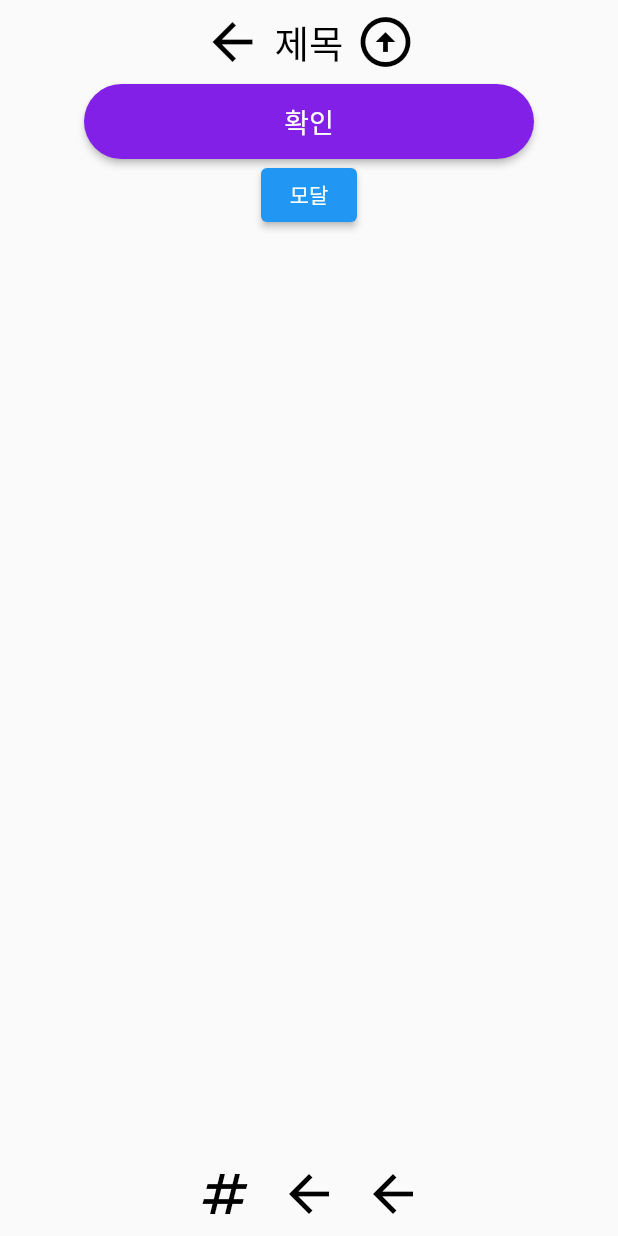
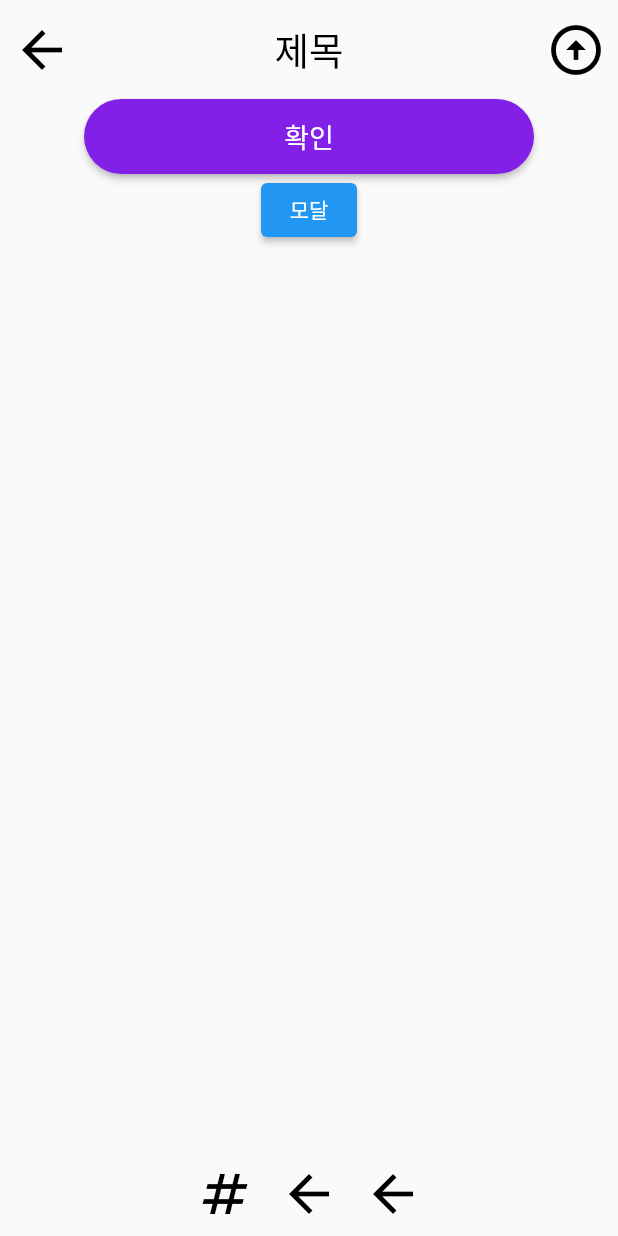
Before and after one commit to tngus2sh/KeePing, a Flutter app: the Page1 screen opened directly, on a phone screen of 412 x 824 dp. Run offline on Flutter 3.47's test engine with Material 2 defaults, Android fonts, the phone set to English and light mode, and no system bars.

Commit message:
feat: 헤더 상태표시줄 높이 고려한 간격 조절 및 요소 정렬 (#S09P22C207-82)

```diff
--- a/client/lib/widgets/header.dart
+++ b/client/lib/widgets/header.dart
@@ -1,6 +1,6 @@
 import 'package:flutter/material.dart';
 
-// 상단 헤더 클래스
+// body에 들어가는 상단 헤더 클래스
 class MyHeader extends StatelessWidget {
   final String text;
   final Color bgColor;
@@ -19,11 +19,15 @@ class MyHeader extends StatelessWidget {
 
   @override
   Widget build(BuildContext context) {
-    // TODO: implement build
+    final double statusBarSize = MediaQuery.of(context).padding.top;  // 상태표시줄 높이
+
     return Container(
       color: bgColor,
-      child: Row(
-        mainAxisAlignment: MainAxisAlignment.center,
+      child: Column(
+        children: [
+          SizedBox(height: statusBarSize + 5,),
+          Row(
+            mainAxisAlignment: MainAxisAlignment.spaceBetween,
             children: [
               IconButton(
                 onPressed: () {
@@ -40,8 +44,8 @@ class MyHeader extends StatelessWidget {
                   fontSize: 25.0,
                 ),
               ),
-          if (icon != null && path != null)
-            IconButton(
+              (icon != null && path != null)  // 오른쪽 아이콘이 없을 경우 SizedBox를 추가해 정렬에 문제없도록 처리
+                ? IconButton(
                   onPressed: () {
                     Navigator.push(context, MaterialPageRoute(builder: (_) => path!));
                   },
@@ -49,8 +53,12 @@ class MyHeader extends StatelessWidget {
                   color: elementColor,
                   iconSize: 40.0,
                 )
+                : SizedBox(width: 45,)
             ]
           ),
+          SizedBox(height: 5,)
+        ],
+      )
     );
   }
 }
```
Lines whose indentation alone changed are shown as unchanged.
